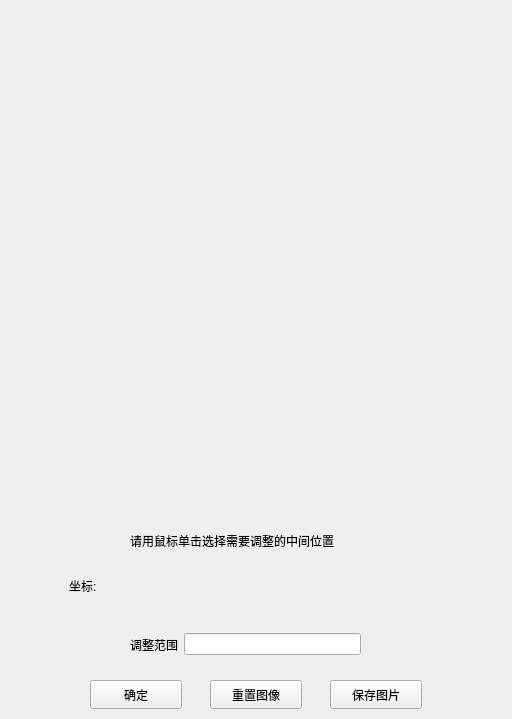
This is ImageWithUI/face.ui in Obj4ct/ImageWithUI as Qt 5 draws it before an edit. The edited form follows.
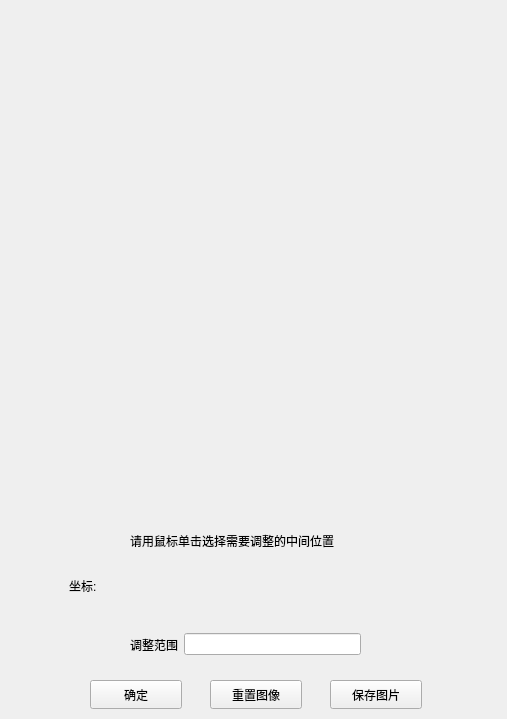
This is the edited form.

What changed in the file:
```diff
--- a/ImageWithUI/face.ui
+++ b/ImageWithUI/face.ui
@@ -6,7 +6,7 @@
    <rect>
     <x>0</x>
     <y>0</y>
-    <width>512</width>
+    <width>507</width>
     <height>719</height>
    </rect>
   </property>
@@ -94,8 +94,8 @@
   <widget class="QLabel" name="imageLabel">
    <property name="geometry">
     <rect>
-     <x>0</x>
-     <y>0</y>
+     <x>-3</x>
+     <y>-3</y>
      <width>512</width>
      <height>512</height>
     </rect>
```
